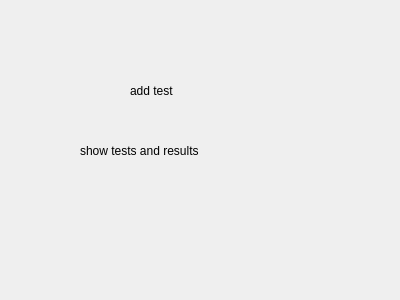
Old version of the form Schule/manageschuletestsdialog.ui in the repository MrRisoni/Gauss.
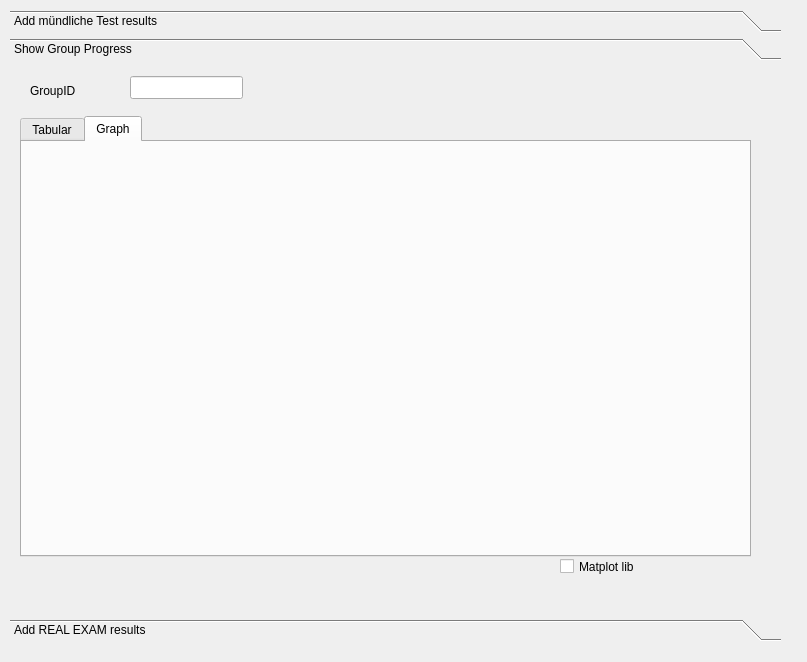
New version of the form. The open tabs and pages were chosen to show the change.

The edit to the form file:
```diff
--- a/Schule/manageschuletestsdialog.ui
+++ b/Schule/manageschuletestsdialog.ui
@@ -6,38 +6,256 @@
    <rect>
     <x>0</x>
     <y>0</y>
-    <width>400</width>
-    <height>300</height>
+    <width>807</width>
+    <height>662</height>
    </rect>
   </property>
   <property name="windowTitle">
    <string>Dialog</string>
   </property>
-  <widget class="QLabel" name="label">
+  <widget class="QToolBox" name="toolBox">
    <property name="geometry">
     <rect>
-     <x>80</x>
-     <y>130</y>
-     <width>251</width>
-     <height>41</height>
+     <x>10</x>
+     <y>10</y>
+     <width>771</width>
+     <height>631</height>
     </rect>
    </property>
-   <property name="text">
-    <string>show tests and results</string>
+   <property name="toolTip">
+    <string>Shows a graph with the student progress in the tests</string>
    </property>
-  </widget>
-  <widget class="QLabel" name="label_2">
-   <property name="geometry">
-    <rect>
-     <x>130</x>
-     <y>70</y>
-     <width>121</width>
-     <height>41</height>
-    </rect>
+   <property name="currentIndex">
+    <number>0</number>
    </property>
-   <property name="text">
-    <string>add test</string>
-   </property>
+   <widget class="QWidget" name="page">
+    <property name="geometry">
+     <rect>
+      <x>0</x>
+      <y>0</y>
+      <width>771</width>
+      <height>544</height>
+     </rect>
+    </property>
+    <attribute name="label">
+     <string>Add mündliche Test results</string>
+    </attribute>
+    <widget class="QLabel" name="label">
+     <property name="geometry">
+      <rect>
+       <x>20</x>
+       <y>10</y>
+       <width>81</width>
+       <height>41</height>
+      </rect>
+     </property>
+     <property name="text">
+      <string>Course</string>
+     </property>
+    </widget>
+    <widget class="QComboBox" name="comboMudlicheCourses">
+     <property name="geometry">
+      <rect>
+       <x>80</x>
+       <y>20</y>
+       <width>361</width>
+       <height>23</height>
+      </rect>
+     </property>
+    </widget>
+    <widget class="QPushButton" name="pushSaveInhouseTests">
+     <property name="geometry">
+      <rect>
+       <x>660</x>
+       <y>20</y>
+       <width>82</width>
+       <height>23</height>
+      </rect>
+     </property>
+     <property name="text">
+      <string>Save</string>
+     </property>
+    </widget>
+    <widget class="QPushButton" name="pushLoadMundliche">
+     <property name="geometry">
+      <rect>
+       <x>490</x>
+       <y>20</y>
+       <width>111</width>
+       <height>23</height>
+      </rect>
+     </property>
+     <property name="text">
+      <string>Load from CSV</string>
+     </property>
+    </widget>
+    <widget class="QTableWidget" name="tableMundlicheTests">
+     <property name="geometry">
+      <rect>
+       <x>20</x>
+       <y>70</y>
+       <width>731</width>
+       <height>421</height>
+      </rect>
+     </property>
+    </widget>
+   </widget>
+   <widget class="QWidget" name="page_3">
+    <attribute name="label">
+     <string>Show Group Progress</string>
+    </attribute>
+    <widget class="QLabel" name="label_3">
+     <property name="geometry">
+      <rect>
+       <x>20</x>
+       <y>14</y>
+       <width>61</width>
+       <height>21</height>
+      </rect>
+     </property>
+     <property name="text">
+      <string>GroupID</string>
+     </property>
+    </widget>
+    <widget class="QLineEdit" name="lineGroupProgress">
+     <property name="geometry">
+      <rect>
+       <x>120</x>
+       <y>10</y>
+       <width>113</width>
+       <height>23</height>
+      </rect>
+     </property>
+    </widget>
+    <widget class="QTabWidget" name="tabWidget">
+     <property name="geometry">
+      <rect>
+       <x>10</x>
+       <y>50</y>
+       <width>731</width>
+       <height>441</height>
+      </rect>
+     </property>
+     <property name="currentIndex">
+      <number>1</number>
+     </property>
+     <widget class="QWidget" name="tab">
+      <attribute name="title">
+       <string>Tabular</string>
+      </attribute>
+      <widget class="QTableView" name="tableView">
+       <property name="geometry">
+        <rect>
+         <x>15</x>
+         <y>11</y>
+         <width>691</width>
+         <height>381</height>
+        </rect>
+       </property>
+      </widget>
+     </widget>
+     <widget class="QWidget" name="tab_2">
+      <attribute name="title">
+       <string>Graph</string>
+      </attribute>
+      <widget class="QWidget" name="widget" native="true">
+       <property name="geometry">
+        <rect>
+         <x>10</x>
+         <y>10</y>
+         <width>701</width>
+         <height>391</height>
+        </rect>
+       </property>
+      </widget>
+     </widget>
+    </widget>
+    <widget class="QCheckBox" name="checkBox">
+     <property name="geometry">
+      <rect>
+       <x>550</x>
+       <y>490</y>
+       <width>191</width>
+       <height>21</height>
+      </rect>
+     </property>
+     <property name="text">
+      <string>Matplot lib</string>
+     </property>
+    </widget>
+   </widget>
+   <widget class="QWidget" name="page_2">
+    <property name="geometry">
+     <rect>
+      <x>0</x>
+      <y>0</y>
+      <width>771</width>
+      <height>544</height>
+     </rect>
+    </property>
+    <attribute name="label">
+     <string>Add REAL EXAM results</string>
+    </attribute>
+    <widget class="QPushButton" name="pushLoadExamResults">
+     <property name="geometry">
+      <rect>
+       <x>470</x>
+       <y>20</y>
+       <width>111</width>
+       <height>23</height>
+      </rect>
+     </property>
+     <property name="text">
+      <string>Load from CSV</string>
+     </property>
+    </widget>
+    <widget class="QTableWidget" name="tableExamResults">
+     <property name="geometry">
+      <rect>
+       <x>20</x>
+       <y>70</y>
+       <width>671</width>
+       <height>411</height>
+      </rect>
+     </property>
+    </widget>
+    <widget class="QPushButton" name="pushSaveExamResults">
+     <property name="geometry">
+      <rect>
+       <x>600</x>
+       <y>20</y>
+       <width>82</width>
+       <height>23</height>
+      </rect>
+     </property>
+     <property name="text">
+      <string>Save</string>
+     </property>
+    </widget>
+    <widget class="QComboBox" name="comboExamlCourses">
+     <property name="geometry">
+      <rect>
+       <x>80</x>
+       <y>20</y>
+       <width>361</width>
+       <height>23</height>
+      </rect>
+     </property>
+    </widget>
+    <widget class="QLabel" name="label_2">
+     <property name="geometry">
+      <rect>
+       <x>20</x>
+       <y>10</y>
+       <width>81</width>
+       <height>41</height>
+      </rect>
+     </property>
+     <property name="text">
+      <string>Course</string>
+     </property>
+    </widget>
+   </widget>
   </widget>
  </widget>
  <resources/>
```
Left out of the diff: 2 changed lines with no effect on the pictures.
